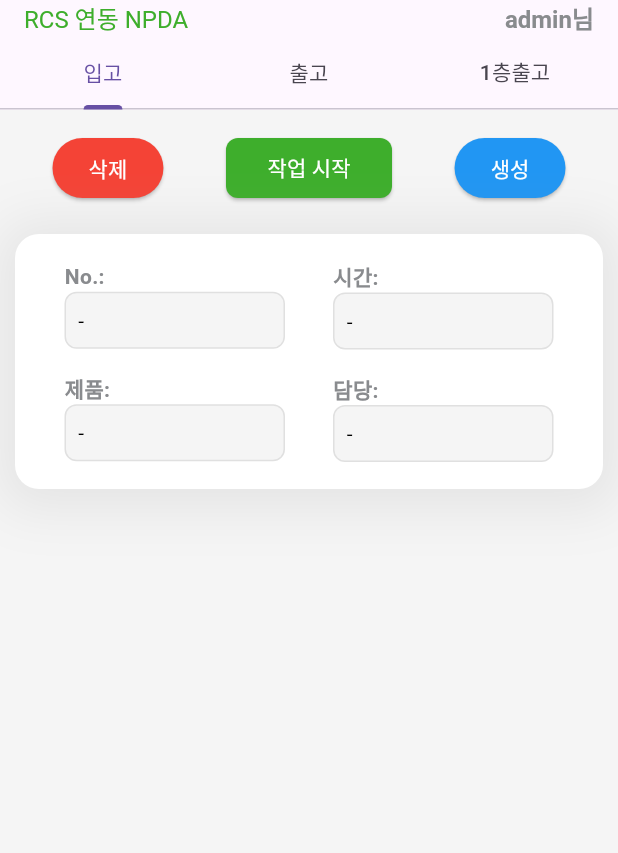
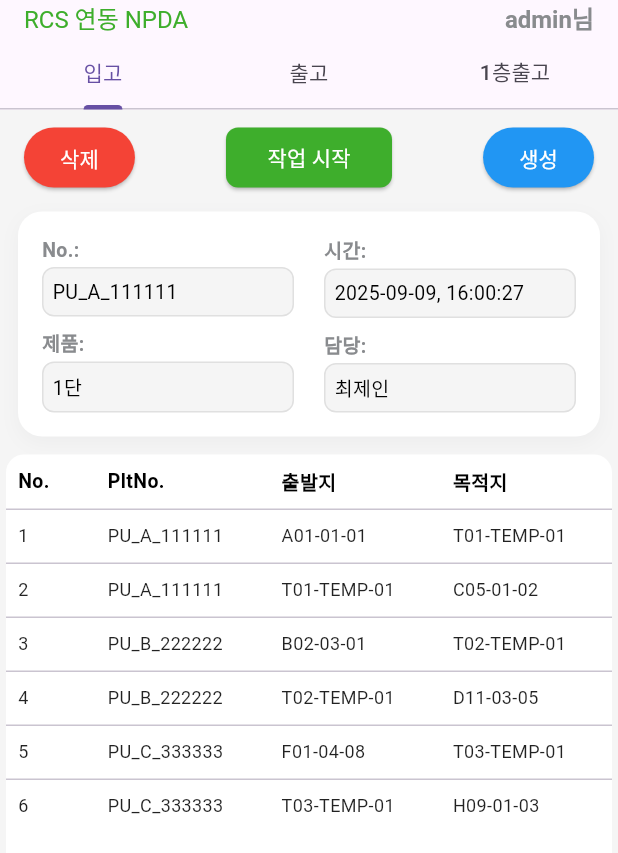
Before and after one commit to Jeihn-Choe/npda_ui, a Flutter app: the screen it shows after launch, after a tap on "로그인", on a phone screen of 412 x 824 dp. Shown: the top 853 px of the screen. Run offline on Flutter 3.47's test engine with Material 3 defaults, Android fonts, the phone set to English and light mode, and no system bars; our stand-ins replace dio, flutter_riverpod, go_router.

Commit message:
아키텍처 정리, ui preview 완성

```diff
--- a/lib/core/routes/router.dart
+++ b/lib/core/routes/router.dart
@@ -1,6 +1,6 @@
 import 'package:flutter/material.dart';
 import 'package:go_router/go_router.dart';
-import 'package:npda_ui_flutter/features/inbound/presentation/inbound_screen.dart';
+import 'package:npda_ui_flutter/features/inbound/presentation/inbound_screen_preview.dart';
 import 'package:npda_ui_flutter/features/login/presentation/login_screen.dart';
 
 import '../../features/splash/presentation/splash_screen.dart';
@@ -29,7 +29,7 @@ final router = GoRouter(
             GoRoute(
               path: '/inbound',
               // TODO: 실제 입고 시 위젯으로 화면변경
-              builder: (context, state) => InboundScreen(),
+              builder: (context, state) => InboundScreenPreview(),
             ),
           ],
         ),
--- a/lib/features/inbound/presentation/inbound_screen.dart
+++ b/lib/features/inbound/presentation/inbound_screen.dart
@@ -1,6 +1,8 @@
 import 'package:flutter/material.dart';
 import 'package:flutter_riverpod/flutter_riverpod.dart';
 import 'package:npda_ui_flutter/core/constants/colors.dart';
+import 'package:npda_ui_flutter/presentation/widgets/form_card_layout.dart';
+import 'package:npda_ui_flutter/presentation/widgets/info_field_widget.dart';
 
 class InboundScreen extends ConsumerWidget {
   const InboundScreen({super.key});
@@ -15,7 +17,7 @@ class InboundScreen extends ConsumerWidget {
           children: [
             /// 상단 버튼 바
             Container(
-              padding: EdgeInsets.fromLTRB(25, 10, 25, 10),
+              padding: EdgeInsets.fromLTRB(25, 5, 25, 5),
               child: Row(
                 mainAxisAlignment: MainAxisAlignment.spaceBetween,
 
@@ -52,39 +54,37 @@ class InboundScreen extends ConsumerWidget {
               ),
             ),
 
-            SizedBox(height: 10),
-
             /// 중앙 오더 상세 표시
-            Container(
-              width: double.infinity,
-              padding: EdgeInsets.fromLTRB(25, 10, 25, 10),
-              decoration: BoxDecoration(
-                color: Colors.white,
-                borderRadius: BorderRadius.circular(16),
-                boxShadow: [
-                  BoxShadow(
-                    color: Colors.grey.withAlpha(50),
-                    spreadRadius: 10,
-                    blurRadius: 30,
-                    offset: Offset(0, 3),
-                  ),
-                ],
-              ),
+            FormCardLayout(
               child: Row(
                 mainAxisAlignment: MainAxisAlignment.spaceBetween,
                 children: [
                   Expanded(
                     child: Column(
-                      children: [_buildInfoField('No.'), _buildInfoField('제품')],
+                      children: [
+                        InfoFieldWidget(filedName: 'No.', fieldValue: ''),
+                        InfoFieldWidget(filedName: '제품정보', fieldValue: ''),
+                      ],
                     ),
                   ),
-                  SizedBox(width: 16),
+                  SizedBox(width: 2),
                   Expanded(
                     child: Column(
-                      children: [_buildInfoField('시간'), _buildInfoField('담당')],
+                      children: [
+                        InfoFieldWidget(filedName: '작업 시간', fieldValue: ''),
+                        InfoFieldWidget(filedName: '랩핑', fieldValue: ''),
+                      ],
                     ),
                   ),
                 ],
+              ),
+            ),
+
+            /// 하단 데이터그리드 상세 표시
+            FormCardLayout(
+              child: Row(
+                mainAxisAlignment: MainAxisAlignment.spaceBetween,
+                children: [],
               ),
             ),
           ],
@@ -93,41 +93,47 @@ class InboundScreen extends ConsumerWidget {
     );
   }
 
-  _buildInfoField(String fieldName, [String? fieldValue]) {
-    return Padding(
-      padding: EdgeInsets.all(8),
-      child: Column(
-        crossAxisAlignment: CrossAxisAlignment.start,
-        children: [
-          Text(
-            textAlign: TextAlign.left,
-            '$fieldName: ',
-            style: TextStyle(
-              fontSize: 14,
-              color: AppColors.darkGrey,
-              fontWeight: FontWeight.bold,
-            ),
-          ),
-          Container(
-            width: double.infinity,
-            padding: EdgeInsets.all(8),
-            decoration: BoxDecoration(
-              border: Border.all(color: AppColors.grey300),
-              borderRadius: BorderRadius.circular(8),
-              color: AppColors.grey100,
-            ),
-            child: Text(
-              textAlign: TextAlign.left,
-              fieldValue ?? '-',
-              style: TextStyle(
-                fontSize: 14,
-                color: AppColors.black,
-                fontWeight: FontWeight.normal,
-              ),
-            ),
-          ),
-        ],
-      ),
-    );
-  }
+  // _buildInfoField(String fieldName, [String? fieldValue]) {
+  //   return Padding(
+  //     padding: EdgeInsets.all(4),
+  //
+  //     child: Column(
+  //       crossAxisAlignment: CrossAxisAlignment.start,
+  //       children: [InfoFieldWidget(filedName: 'No.', fieldValue: '')],
+  //     ),
+
+  // child: Column(
+  //   crossAxisAlignment: CrossAxisAlignment.start,
+  //   children: [
+  //     Text(
+  //       textAlign: TextAlign.left,
+  //       '$fieldName: ',
+  //       style: TextStyle(
+  //         fontSize: 14,
+  //         color: AppColors.darkGrey,
+  //         fontWeight: FontWeight.bold,
+  //       ),
+  //     ),
+  //     Container(
+  //       width: double.infinity,
+  //       padding: EdgeInsets.all(8),
+  //       decoration: BoxDecoration(
+  //         border: Border.all(color: AppColors.grey300),
+  //         borderRadius: BorderRadius.circular(8),
+  //         color: AppColors.grey100,
+  //       ),
+  //       child: Text(
+  //         textAlign: TextAlign.left,
+  //         fieldValue ?? '-',
+  //         style: TextStyle(
+  //           fontSize: 14,
+  //           color: AppColors.black,
+  //           fontWeight: FontWeight.normal,
+  //         ),
+  //       ),
+  //     ),
+  //   ],
+  // ),
+  // );
+  // }
 }
--- /dev/null
+++ b/lib/features/inbound/presentation/inbound_screen_preview.dart
@@ -0,0 +1,230 @@
+import 'package:flutter/material.dart';
+import 'package:npda_ui_flutter/core/constants/colors.dart';
+import 'package:npda_ui_flutter/presentation/widgets/form_card_layout.dart';
+
+class _InboundItem {
+  final int id;
+  final String pltNo;
+  final String source;
+  final String destination;
+
+  _InboundItem({
+    required this.id,
+    required this.pltNo,
+    required this.source,
+    required this.destination,
+  });
+}
+
+class InboundScreenPreview extends StatelessWidget {
+  const InboundScreenPreview({super.key});
+
+  @override
+  Widget build(BuildContext context) {
+    // 1. 요청하신 논리 구조에 맞춰 샘플 데이터를 재생성합니다.
+    final List<_InboundItem> sampleItems = [
+      // 첫 번째 PltNo (2단계 작업)
+      _InboundItem(
+        id: 1,
+        pltNo: 'PU_A_111111',
+        source: 'A01-01-01',
+        destination: 'T01-TEMP-01',
+      ),
+      _InboundItem(
+        id: 2,
+        pltNo: 'PU_A_111111',
+        source: 'T01-TEMP-01',
+        destination: 'C05-01-02',
+      ),
+      // 두 번째 PltNo (2단계 작업)
+      _InboundItem(
+        id: 3,
+        pltNo: 'PU_B_222222',
+        source: 'B02-03-01',
+        destination: 'T02-TEMP-01',
+      ),
+      _InboundItem(
+        id: 4,
+        pltNo: 'PU_B_222222',
+        source: 'T02-TEMP-01',
+        destination: 'D11-03-05',
+      ),
+      // 세 번째 PltNo (2단계 작업)
+      _InboundItem(
+        id: 5,
+        pltNo: 'PU_C_333333',
+        source: 'F01-04-08',
+        destination: 'T03-TEMP-01',
+      ),
+      _InboundItem(
+        id: 6,
+        pltNo: 'PU_C_333333',
+        source: 'T03-TEMP-01',
+        destination: 'H09-01-03',
+      ),
+    ];
+
+    return Scaffold(
+      backgroundColor: Colors.grey.shade100,
+      body: Padding(
+        padding: const EdgeInsets.fromLTRB(4, 4, 4, 4),
+        child: Column(
+          crossAxisAlignment: CrossAxisAlignment.stretch,
+          children: [
+            /// 상단 버튼 바
+            Container(
+              padding: const EdgeInsets.symmetric(horizontal: 12, vertical: 4),
+              child: Row(
+                mainAxisAlignment: MainAxisAlignment.spaceBetween,
+                children: [
+                  ElevatedButton(
+                    onPressed: () {},
+                    style: ElevatedButton.styleFrom(
+                      backgroundColor: Colors.red,
+                      foregroundColor: Colors.white,
+                    ),
+                    child: const Text('삭제'),
+                  ),
+                  ElevatedButton(
+                    onPressed: () {},
+                    style: ElevatedButton.styleFrom(
+                      backgroundColor: AppColors.celltrionGreen,
+                      foregroundColor: AppColors.white,
+                      shape: RoundedRectangleBorder(
+                        borderRadius: BorderRadius.circular(8),
+                      ),
+                    ),
+                    child: const Text(' 작업 시작 '),
+                  ),
+                  ElevatedButton(
+                    onPressed: () {},
+                    style: ElevatedButton.styleFrom(
+                      backgroundColor: Colors.blue.shade500,
+                      foregroundColor: Colors.white,
+                    ),
+                    child: const Text('생성'),
+                  ),
+                ],
+              ),
+            ),
+            const SizedBox(height: 4),
+
+            /// 중앙 오더 상세 표시
+            FormCardLayout(
+              contentPadding: 12,
+              verticalMargin: 4,
+              child: Row(
+                mainAxisAlignment: MainAxisAlignment.spaceBetween,
+                children: [
+                  Expanded(
+                    child: Column(
+                      children: [
+                        _buildInfoField('No.', 'PU_A_111111'),
+                        _buildInfoField('제품', '1단'),
+                      ],
+                    ),
+                  ),
+                  const SizedBox(width: 12),
+                  Expanded(
+                    child: Column(
+                      children: [
+                        _buildInfoField('시간', '2025-09-09, 16:00:27'),
+                        _buildInfoField('담당', '최제인'),
+                      ],
+                    ),
+                  ),
+                ],
+              ),
+            ),
+            const SizedBox(height: 8),
+
+            /// 하단 데이터그리드
+            Expanded(
+              child: Container(
+                decoration: BoxDecoration(
+                  color: Colors.white,
+                  borderRadius: BorderRadius.circular(12),
+                ),
+                child: SingleChildScrollView(
+                  // 세로 스크롤은 유지
+                  child: DataTable(
+                    horizontalMargin: 8,
+                    columnSpacing: 16,
+                    headingRowHeight: 36,
+                    dataRowMinHeight: 36,
+                    dataRowMaxHeight: 36,
+                    headingTextStyle: const TextStyle(
+                      fontSize: 13,
+                      fontWeight: FontWeight.bold,
+                      color: Colors.black,
+                    ),
+                    dataTextStyle: const TextStyle(
+                      fontSize: 12,
+                      color: Colors.black87,
+                    ),
+                    columns: const [
+                      DataColumn(label: Text('No.')),
+                      DataColumn(label: Text('PltNo.')),
+                      DataColumn(label: Text('출발지')),
+                      DataColumn(label: Text('목적지')),
+                    ],
+                    rows: sampleItems.map((item) {
+                      return DataRow(
+                        cells: [
+                          DataCell(Text(item.id.toString())),
+                          DataCell(Text(item.pltNo)),
+                          DataCell(Text(item.source)),
+                          DataCell(Text(item.destination)),
+                        ],
+                      );
+                    }).toList(),
+                  ),
+                ),
+              ),
+            ),
+          ],
+        ),
+      ),
+    );
+  }
+
+  // 정보 필드 UI 헬퍼 메서드 (변경 없음)
+  Widget _buildInfoField(String fieldName, [String? fieldValue]) {
+    return Padding(
+      padding: const EdgeInsets.all(4),
+      child: Column(
+        crossAxisAlignment: CrossAxisAlignment.start,
+        children: [
+          Text(
+            '$fieldName: ',
+            textAlign: TextAlign.left,
+            style: const TextStyle(
+              fontSize: 13,
+              color: AppColors.darkGrey,
+              fontWeight: FontWeight.bold,
+            ),
+          ),
+          const SizedBox(height: 2),
+          Container(
+            width: double.infinity,
+            padding: const EdgeInsets.all(6),
+            decoration: BoxDecoration(
+              border: Border.all(color: AppColors.grey300),
+              borderRadius: BorderRadius.circular(8),
+              color: AppColors.grey100,
+            ),
+            child: Text(
+              fieldValue ?? '-',
+              textAlign: TextAlign.left,
+              style: const TextStyle(
+                fontSize: 13,
+                color: AppColors.black,
+                fontWeight: FontWeight.normal,
+              ),
+            ),
+          ),
+        ],
+      ),
+    );
+  }
+}
--- /dev/null
+++ b/lib/presentation/widgets/form_card_layout.dart
@@ -0,0 +1,53 @@
+import 'package:flutter/material.dart';
+import 'package:npda_ui_flutter/core/constants/colors.dart';
+
+class FormCardLayout extends StatelessWidget {
+  final Widget child;
+  final double verticalMargin;
+  final double keyboardVerticalMargin;
+  final double contentPadding;
+  final double keyboardContentPadding;
+
+  const FormCardLayout({
+    super.key,
+    required this.child,
+    this.verticalMargin = 4,
+    this.keyboardVerticalMargin = 8,
+    this.contentPadding = 4,
+    this.keyboardContentPadding = 8,
+  });
+
+  @override
+  Widget build(BuildContext context) {
+    final isKeyboardVisible = MediaQuery.of(context).viewInsets.bottom > 0;
+
+    return Center(
+      child: Container(
+        width: double.infinity,
+        margin: EdgeInsets.symmetric(
+          horizontal: 8,
+          vertical: isKeyboardVisible ? keyboardVerticalMargin : verticalMargin,
+        ),
+
+        constraints: const BoxConstraints(maxWidth: 400),
+        decoration: BoxDecoration(
+          color: AppColors.white,
+          borderRadius: BorderRadius.circular(16),
+          boxShadow: [
+            BoxShadow(
+              color: AppColors.darkGrey.withAlpha(20),
+              blurRadius: 10,
+              offset: const Offset(0, 4),
+            ),
+          ],
+        ),
+        child: Padding(
+          padding: EdgeInsets.all(
+            isKeyboardVisible ? keyboardContentPadding : contentPadding,
+          ),
+          child: child,
+        ),
+      ),
+    );
+  }
+}
```
Also changed, not shown: assets/mocks/inbound/inbound_worklist.json (added, +83 -0 lines), lib/features/inbound/data/dtos/inbound_work_item.dart (added, +31 -0 lines), lib/presentation/widgets/info_field_widget.dart (added, +52 -0 lines), assets/mocks/login/login_success.json (renamed from assets/mocks/login_success.json), lib/features/inbound/data/dtos/inbound_work_list.dart (added), lib/presentation/widgets/work_list_widget.dart (added), 2 other files.
